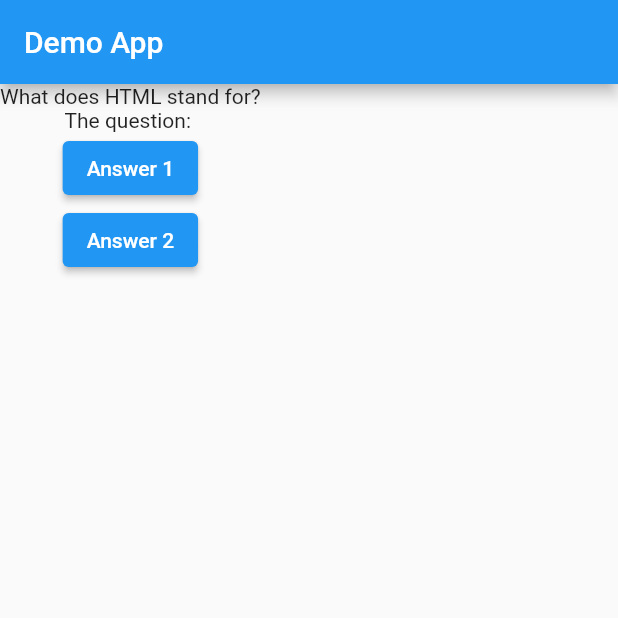
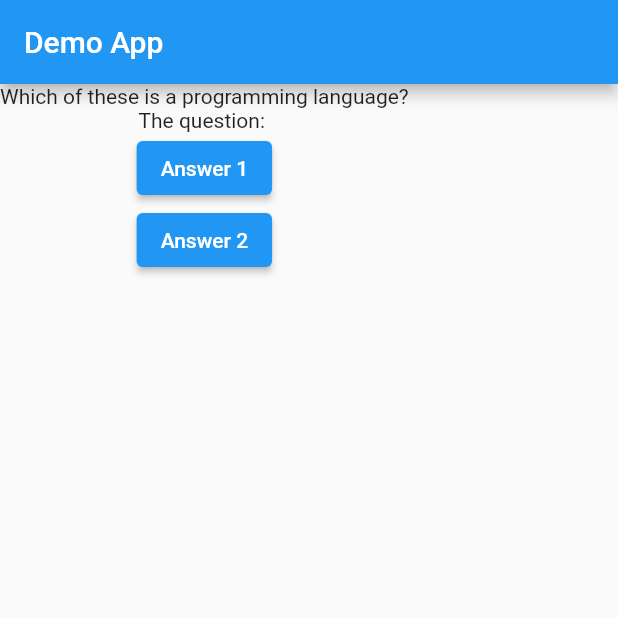
Before and after one commit to stha-nikhil/flutter-rnd, a Flutter app: the screen it shows after launch, after a tap on "Answer 1", on a phone screen of 412 x 824 dp, the top half of it. Run offline on Flutter 3.47's test engine with Material 2 defaults, Android fonts, the phone set to English and light mode, and no system bars; our stand-ins replace dio, easy_localization, flutter_form_builder, form_builder_validators, shared_preferences, sizer; accounts and stored records are empty.

Commit message:
FEAT: add state to change questions

```diff
--- a/lib/main.dart
+++ b/lib/main.dart
@@ -6,15 +6,28 @@ import 'package:flutter/material.dart';
 
 void main() => runApp(MyApp());
 
-class MyApp extends StatelessWidget {
+class MyApp extends StatefulWidget {
+  @override
+  State<StatefulWidget> createState() => MyAppState();
+}
+
+class MyAppState extends State<MyApp> {
+  var questionIndex = 0;
+
   void answer() {
+    setState(() {
+      questionIndex = questionIndex + 1;
+    });
     print('Answer Recorded!');
+    print('Index: $questionIndex');
   }
 
   @override
   Widget build(BuildContext context) {
-    var question = 'What does HTML stand for?';
-
+    var questions = [
+      'What does HTML stand for',
+      'Which of these is a programming language?',
+    ];
     return MaterialApp(
       home: Scaffold(
         appBar: AppBar(
@@ -22,7 +35,7 @@ class MyApp extends StatelessWidget {
         ),
         body: Column(
           children: [
-            Text(question),
+            Text(questions[questionIndex]),
             Text('The question: '),
             ElevatedButton(
               onPressed: answer,
```
